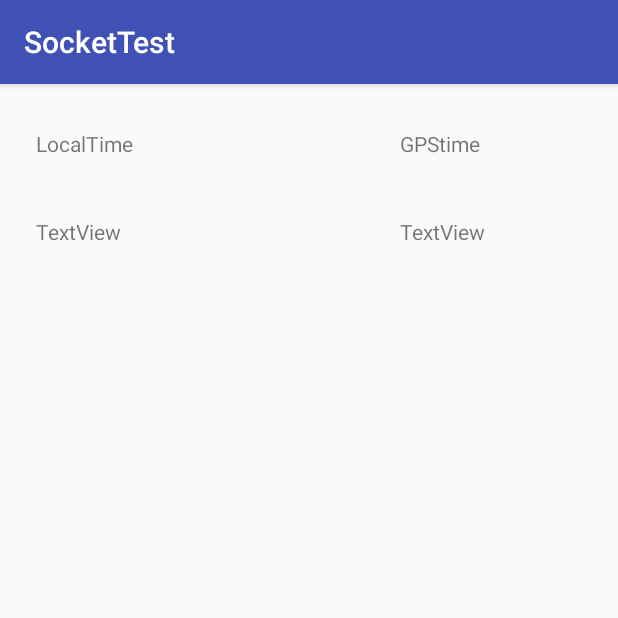
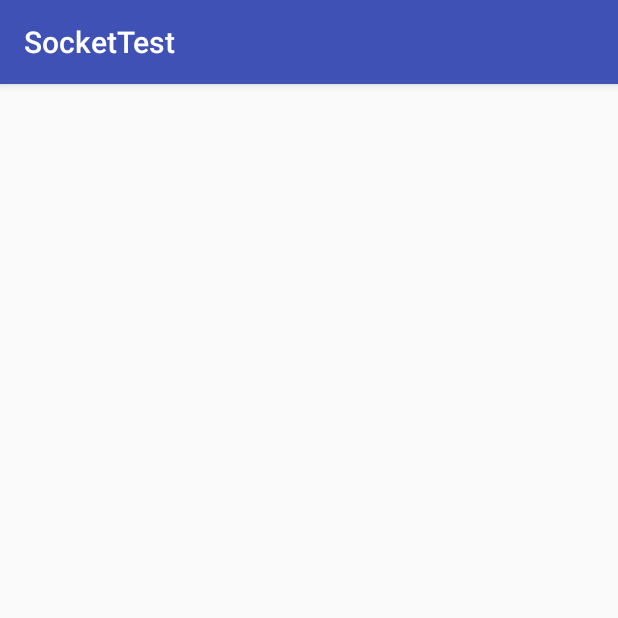
Before and after one commit to BanyMaciej/SocketTest, an Android app: the TryActivity screen opened directly, with no data from a screen before it, on a phone screen of 412 x 824 dp, the top half of it. Run offline under Robolectric (Android 15) with nearby library versions, the phone set to English and light mode, and no system bars.

Commit message:
First propably semi-working commit  xD

```diff
--- a/app/src/main/java/com/mb/sockettest/ServerThread.java
+++ b/app/src/main/java/com/mb/sockettest/ServerThread.java
@@ -30,6 +30,7 @@ public class ServerThread extends Thread {
     }
 
     static int serverPORT = 4321;
+    int songName = R.raw.ticktock;
 
     @Override
     public void run() {
@@ -39,10 +40,11 @@ public class ServerThread extends Thread {
 
         try {
             serverSocket = new ServerSocket(serverPORT);
-            mPlayer = MediaPlayer.create(activity, R.raw.test);
+            mPlayer = MediaPlayer.create(activity, songName);
+
             for(;;) {
                 socket = serverSocket.accept();
-                socket.setTcpNoDelay(true);
+                socket.setTcpNoDelay(false);
 
                 inStream = new DataInputStream(socket.getInputStream());
                 outStream = new DataOutputStream(socket.getOutputStream());
--- a/app/src/main/java/com/mb/sockettest/TryActivity.java
+++ b/app/src/main/java/com/mb/sockettest/TryActivity.java
@@ -7,16 +7,9 @@ import android.widget.TextView;
 
 public class TryActivity extends AppCompatActivity {
 
-    TextView lt, gt;
-
     @Override
     protected void onCreate(Bundle savedInstanceState) {
         super.onCreate(savedInstanceState);
         setContentView(R.layout.activity_try);
-
-        lt = (TextView) findViewById(R.id.lt);
-        gt = (TextView) findViewById(R.id.gt);
-
-
     }
 }
--- a/app/src/main/res/layout/activity_try.xml
+++ b/app/src/main/res/layout/activity_try.xml
@@ -6,47 +6,4 @@
     android:layout_height="match_parent"
     tools:context="com.mb.sockettest.TryActivity">
 
-    <TextView
-        android:id="@+id/gt"
-        android:layout_width="wrap_content"
-        android:layout_height="wrap_content"
-        android:layout_marginTop="39dp"
-        android:text="TextView"
-        android:layout_below="@+id/textView"
-        android:layout_alignLeft="@+id/textView2"
-        android:layout_alignStart="@+id/textView2" />
-
-    <TextView
-        android:id="@+id/lt"
-        android:layout_width="wrap_content"
-        android:layout_height="wrap_content"
-        android:layout_alignBaseline="@+id/gt"
-        android:layout_alignBottom="@+id/gt"
-        android:layout_alignLeft="@+id/textView"
-        android:layout_alignStart="@+id/textView"
-        android:text="TextView" />
-
-    <TextView
-        android:id="@+id/textView2"
-        android:layout_width="wrap_content"
-        android:layout_height="wrap_content"
-        android:layout_alignBaseline="@+id/textView"
-        android:layout_alignBottom="@+id/textView"
-        android:layout_alignParentEnd="true"
-        android:layout_alignParentRight="true"
-        android:layout_marginEnd="92dp"
-        android:layout_marginRight="92dp"
-        android:text="GPStime" />
-
-    <TextView
-        android:id="@+id/textView"
-        android:layout_width="wrap_content"
-        android:layout_height="wrap_content"
-        android:layout_alignParentLeft="true"
-        android:layout_alignParentStart="true"
-        android:layout_alignParentTop="true"
-        android:layout_marginLeft="24dp"
-        android:layout_marginStart="24dp"
-        android:layout_marginTop="30dp"
-        android:text="LocalTime" />
 </RelativeLayout>
```
Also changed, not shown: app/src/main/java/com/mb/sockettest/ClientTask.java (+4 -7 lines), app/src/main/java/com/mb/sockettest/ServerActivity.java (+21 -15 lines), 1 other file.
